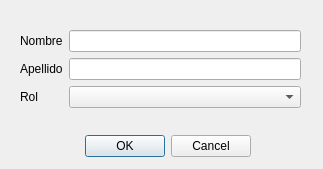
Before: the Qt Designer form agregar_miembros.ui in HailNicole/App_Finanzas, drawn with Qt 5.
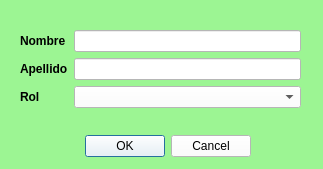
After: the same form once the commit is applied. Icons and pictures are not drawn.

```diff
--- a/agregar_miembros.ui
+++ b/agregar_miembros.ui
@@ -17,6 +17,9 @@
    <iconset resource="recursos.qrc">
     <normaloff>:/imagen/recursos/safe home.png</normaloff>:/imagen/recursos/safe home.png</iconset>
   </property>
+  <property name="styleSheet">
+   <string notr="true">background-color: rgb(156, 245, 147);</string>
+  </property>
   <widget class="QDialogButtonBox" name="buttonBox">
    <property name="geometry">
     <rect>
@@ -26,6 +29,9 @@
      <height>32</height>
     </rect>
    </property>
+   <property name="styleSheet">
+    <string notr="true">background-color: rgb(255, 255, 255);</string>
+   </property>
    <property name="orientation">
     <enum>Qt::Horizontal</enum>
    </property>
@@ -45,33 +51,60 @@
    <layout class="QFormLayout" name="formLayout">
     <item row="0" column="0">
      <widget class="QLabel" name="label">
+      <property name="font">
+       <font>
+        <bold>true</bold>
+       </font>
+      </property>
       <property name="text">
        <string>Nombre</string>
       </property>
      </widget>
     </item>
     <item row="0" column="1">
-     <widget class="QLineEdit" name="in_nom"/>
+     <widget class="QLineEdit" name="in_nom">
+      <property name="styleSheet">
+       <string notr="true">background-color: rgb(255, 255, 255);</string>
+      </property>
+     </widget>
     </item>
     <item row="1" column="0">
      <widget class="QLabel" name="label_3">
+      <property name="font">
+       <font>
+        <bold>true</bold>
+       </font>
+      </property>
       <property name="text">
        <string>Apellido</string>
       </property>
      </widget>
     </item>
     <item row="1" column="1">
-     <widget class="QLineEdit" name="in_ape"/>
+     <widget class="QLineEdit" name="in_ape">
+      <property name="styleSheet">
+       <string notr="true">background-color: rgb(255, 255, 255);</string>
+      </property>
+     </widget>
     </item>
     <item row="2" column="0">
      <widget class="QLabel" name="label_2">
+      <property name="font">
+       <font>
+        <bold>true</bold>
+       </font>
+      </property>
       <property name="text">
        <string>Rol</string>
       </property>
      </widget>
     </item>
     <item row="2" column="1">
-     <widget class="QComboBox" name="in_rol"/>
+     <widget class="QComboBox" name="in_rol">
+      <property name="styleSheet">
+       <string notr="true">background-color: rgb(255, 255, 255);</string>
+      </property>
+     </widget>
     </item>
    </layout>
   </widget>
```
